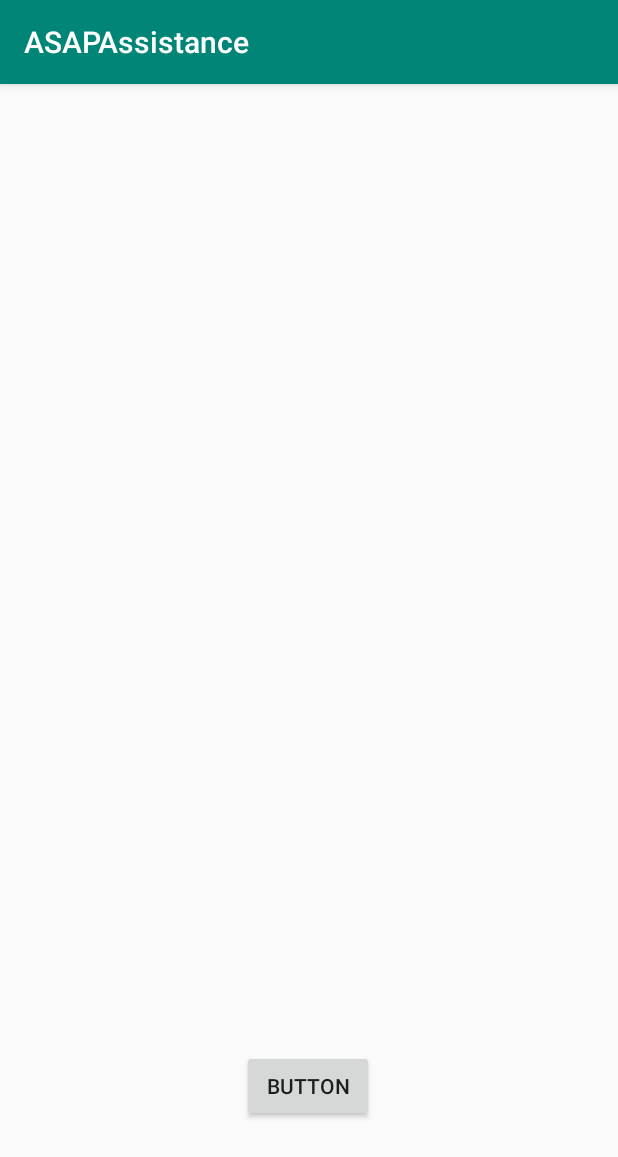
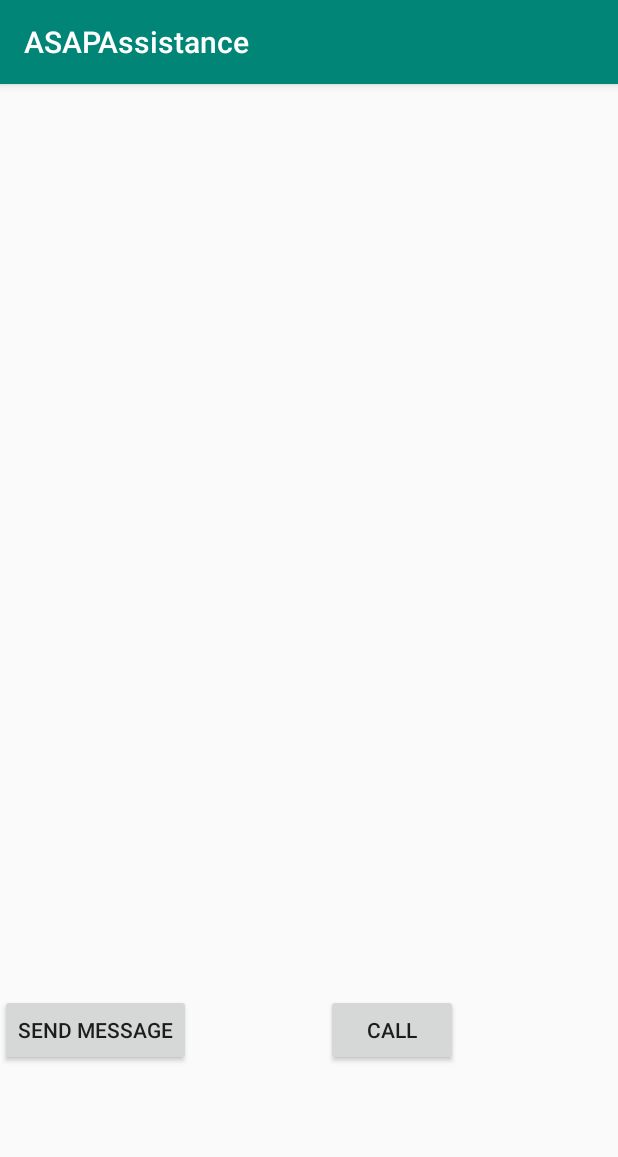
Before and after one commit to Edmund-Lui98/ASAPAssistance, an Android app: the screen it shows after launch (MainActivity), on a phone screen of 412 x 824 dp. Shown: the top 1157 px of the screen. Run offline under Robolectric (Android 15) with nearby library versions, the phone set to English and light mode, and no system bars.

Commit message:
finished call and sms stuff. Working on UI now

```diff
--- a/app/src/main/res/layout/activity_main.xml
+++ b/app/src/main/res/layout/activity_main.xml
@@ -7,16 +7,28 @@
     tools:context=".MainActivity">
 
     <Button
+        android:id="@+id/button2"
+        android:layout_width="wrap_content"
+        android:layout_height="wrap_content"
+        android:onClick="onClickCall"
+        android:text="Call"
+        app:layout_constraintBottom_toBottomOf="parent"
+        app:layout_constraintEnd_toEndOf="parent"
+        app:layout_constraintHorizontal_bias="0.458"
+        app:layout_constraintStart_toEndOf="@+id/button"
+        app:layout_constraintTop_toTopOf="parent"
+        app:layout_constraintVertical_bias="0.843" />
+
+    <Button
         android:id="@+id/button"
         android:layout_width="wrap_content"
         android:layout_height="wrap_content"
-        android:layout_marginBottom="76dp"
-        android:onClick="onCLicksendSMS"
-        android:text="Button"
+        android:onClick="onClicksendSMS"
+        android:text="Send Message"
         app:layout_constraintBottom_toBottomOf="parent"
-        app:layout_constraintEnd_toEndOf="parent"
-        app:layout_constraintHorizontal_bias="0.498"
-        app:layout_constraintStart_toStartOf="parent" />
+        app:layout_constraintTop_toTopOf="parent"
+        app:layout_constraintVertical_bias="0.843"
+        tools:layout_editor_absoluteX="50dp" />
 
     <TextView
         android:id="@+id/result"
```
Also changed, not shown: app/src/main/java/com/example/asapassistance/MainActivity.java (+114 -37 lines).
